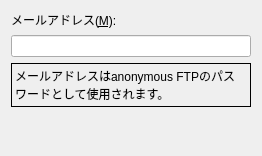
This is ffftpgui/ui/option/optionuserform.ui in hatomania/ffftp as Qt 5 draws it before an edit. The edited form follows.
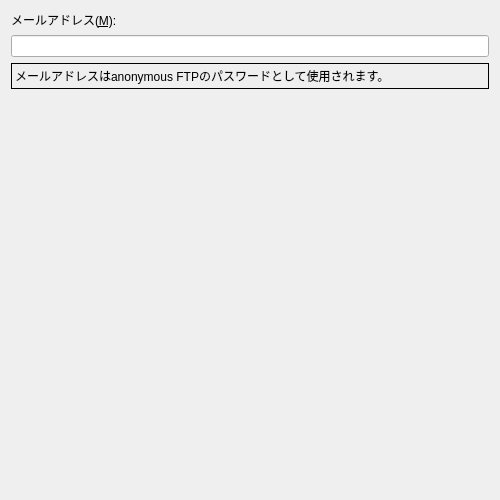
This is the edited form.

Patch:
```diff
--- a/ffftpgui/ui/option/optionuserform.ui
+++ b/ffftpgui/ui/option/optionuserform.ui
@@ -6,8 +6,8 @@
    <rect>
     <x>0</x>
     <y>0</y>
-    <width>262</width>
-    <height>156</height>
+    <width>500</width>
+    <height>500</height>
    </rect>
   </property>
   <layout class="QVBoxLayout" name="verticalLayout">
```
